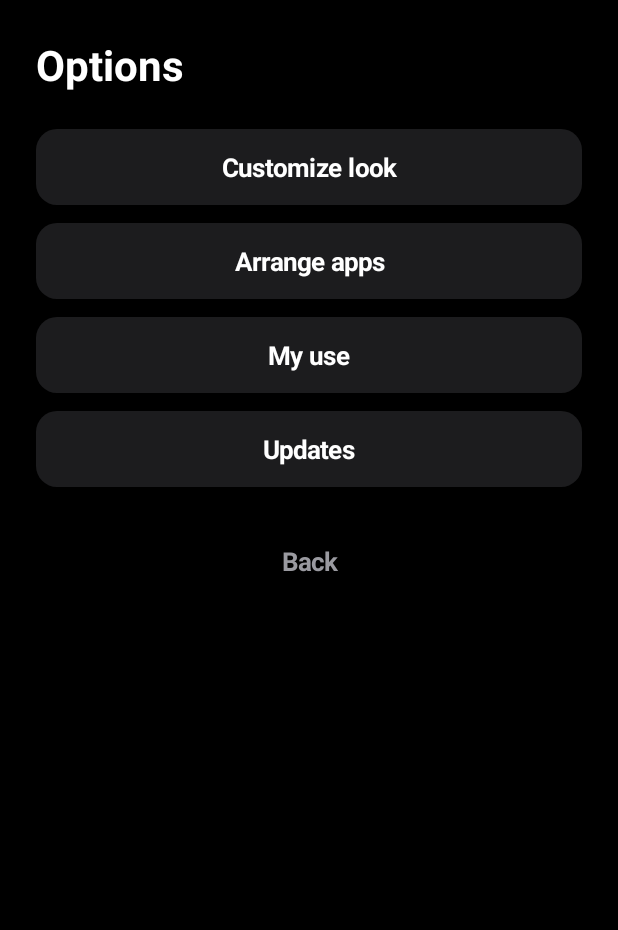
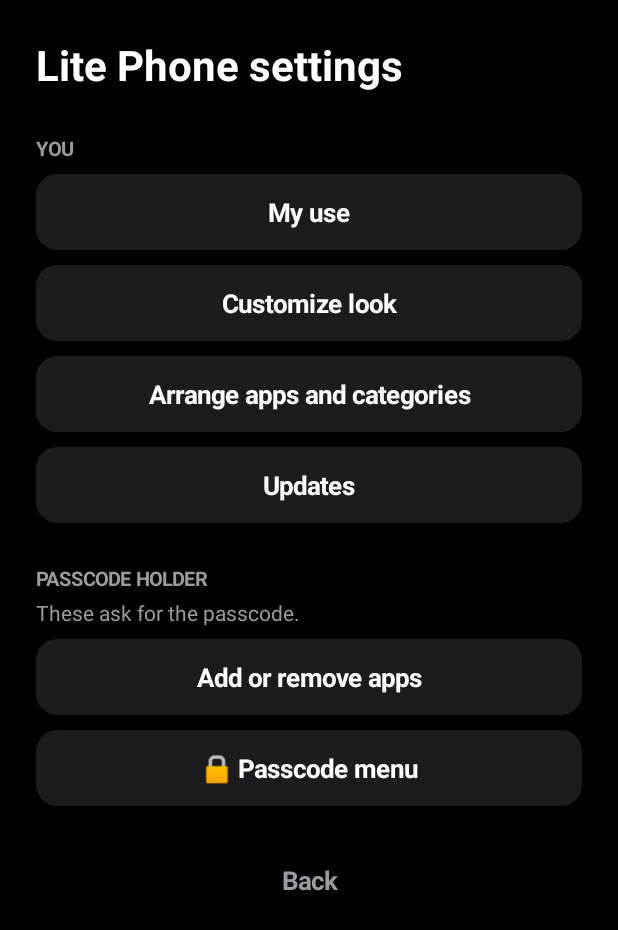
Before and after one commit to realcaseygg-afk/Lite_Phone, an Android app: the OptionsActivity screen opened directly, with no data from a screen before it, on a phone screen of 412 x 824 dp. Shown: the top 930 px of the screen. Run offline under Robolectric (Android 15) with nearby library versions, the phone set to English and light mode, and no system bars.

Commit message:
Home screen bottom bar is just Settings
Lite Phone settings now holds My use, Customize, Arrange and Updates,
plus (behind the passcode) Add or remove apps and the passcode menu.
'Add or remove apps' goes straight to the allowed-apps list after the
passcode.

Co-Authored-By: Claude Opus 5.5 <noreply@anthropic.com>
Claude-Session: https://claude.ai/code/session_01Knv6HKZotfE7SMh4Zomk6G

```diff
--- a/app/src/main/java/com/litephone/launcher/OptionsActivity.kt
+++ b/app/src/main/java/com/litephone/launcher/OptionsActivity.kt
@@ -3,7 +3,7 @@ package com.litephone.launcher
 import android.app.Activity
 import android.content.Intent
 
-/** Home screen "Options": look, arrangement and updates. Nothing here needs the passcode. */
+/** Lite Phone's settings page, from the bottom of the home screen. */
 class OptionsActivity : Activity() {
     override fun onResume() {
         super.onResume()
@@ -11,13 +11,25 @@ class OptionsActivity : Activity() {
             val p = Ui.dp(this@OptionsActivity, 24)
             setPadding(p, p, p, p)
         }
-        c.addView(Ui.text(this, "Options", 28f, bold = true))
-        fun item(label: String, target: Class<*>, top: Int = 12) =
-            c.addView(Ui.button(this, label, Ui.SURFACE) { startActivity(Intent(this, target)) }, Ui.lp(this, top))
-        item("Customize look", CustomizeActivity::class.java, top = 24)
-        item("Arrange apps", ArrangeActivity::class.java)
-        item("My use", UsageActivity::class.java)
-        item("Updates", UpdateActivity::class.java)
+        c.addView(Ui.text(this, "Lite Phone settings", 28f, bold = true))
+
+        fun section(title: String) =
+            c.addView(Ui.text(this, title.uppercase(), 13f, Ui.MUTED, bold = true), Ui.lp(this, 28))
+        fun item(label: String, top: Int = 10, action: () -> Unit) =
+            c.addView(Ui.button(this, label, Ui.SURFACE) { action() }, Ui.lp(this, top))
+        fun open(target: Class<*>) = startActivity(Intent(this, target))
+
+        section("You")
+        item("My use", top = 8) { open(UsageActivity::class.java) }
+        item("Customize look") { open(CustomizeActivity::class.java) }
+        item("Arrange apps and categories") { open(ArrangeActivity::class.java) }
+        item("Updates") { open(UpdateActivity::class.java) }
+
+        section("Passcode holder")
+        c.addView(Ui.text(this, "These ask for the passcode.", 14f, Ui.MUTED), Ui.lp(this, 4))
+        item("Add or remove apps", top = 8) { PinActivity.openAllowedApps(this) }
+        item("🔒 Passcode menu") { PinActivity.openAdmin(this) }
+
         c.addView(Ui.button(this, "Back", Ui.BG, Ui.MUTED) { finish() }, Ui.lp(this, 24))
         Ui.showScrolling(this, c)
     }
--- a/app/src/main/java/com/litephone/launcher/SetupActivity.kt
+++ b/app/src/main/java/com/litephone/launcher/SetupActivity.kt
@@ -120,7 +120,7 @@ class SetupActivity : Activity() {
         step(
             c, n++, "Allow Lite Phone to update itself (optional)",
             "On the next screen, switch on \"Allow from this source\". Then updates can be installed from " +
-                "Options \u2192 Updates without unlocking. Only genuine Lite Phone updates are accepted.",
+                "Settings (bottom of the home screen) \u2192 Updates without unlocking. Only genuine Lite Phone updates are accepted.",
             Updater.canInstall(this), "Allow updates"
         ) {
             openSettings(Intent(Settings.ACTION_MANAGE_UNKNOWN_APP_SOURCES, Uri.parse("package:$packageName")))
```
Also changed, not shown: app/src/main/java/com/litephone/launcher/LauncherActivity.kt (+1 -7 lines), app/src/main/java/com/litephone/launcher/PinActivity.kt (+12 -1 lines), 1 other file.
